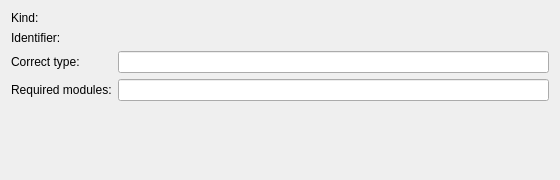
First picture: the form in codegen/correctionwidget.ui, repository KDE/kdev-python, before the edit.
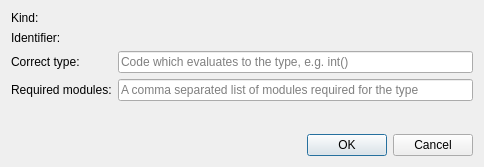
Second picture: the form after the edit. Custom widgets are drawn as their Qt base class.

```diff
--- a/codegen/correctionwidget.ui
+++ b/codegen/correctionwidget.ui
@@ -6,82 +6,89 @@
    <rect>
     <x>0</x>
     <y>0</y>
-    <width>560</width>
-    <height>180</height>
+    <width>484</width>
+    <height>167</height>
    </rect>
   </property>
+  <property name="sizePolicy">
+   <sizepolicy hsizetype="Preferred" vsizetype="Preferred">
+    <horstretch>0</horstretch>
+    <verstretch>0</verstretch>
+   </sizepolicy>
+  </property>
   <property name="windowTitle">
    <string>Specify correct type</string>
   </property>
+  <layout class="QVBoxLayout" name="verticalLayout">
+   <item>
   <layout class="QFormLayout" name="formLayout">
-   <item row="1" column="0">
+     <item row="0" column="0">
     <widget class="QLabel" name="givenKindLabel">
      <property name="text">
       <string>Kind:</string>
      </property>
     </widget>
    </item>
-   <item row="2" column="0">
+     <item row="0" column="1">
+      <widget class="QLabel" name="kindLabel">
+       <property name="text">
+        <string/>
+       </property>
+      </widget>
+     </item>
+     <item row="1" column="0">
     <widget class="QLabel" name="givenIdentifierLabel">
      <property name="text">
       <string>Identifier:</string>
      </property>
     </widget>
    </item>
-   <item row="5" column="0">
+     <item row="1" column="1">
+      <widget class="QLabel" name="identifierLabel">
+       <property name="text">
+        <string/>
+       </property>
+      </widget>
+     </item>
+     <item row="2" column="0">
     <widget class="QLabel" name="typeLabel">
      <property name="text">
       <string>Correct type:</string>
      </property>
     </widget>
    </item>
-   <item row="5" column="1">
-    <widget class="KLineEdit" name="typeText">
-     <property name="text">
-      <string/>
-     </property>
-     <property name="clickMessage" stdset="0">
-      <string>Code which evaluates to the type, e.g. int()</string>
-     </property>
-    </widget>
-   </item>
-   <item row="1" column="1">
-    <widget class="QLabel" name="kindLabel">
-     <property name="text">
-      <string/>
-     </property>
-    </widget>
-   </item>
    <item row="2" column="1">
-    <widget class="QLabel" name="identifierLabel">
-     <property name="text">
-      <string/>
+      <widget class="QLineEdit" name="typeText">
+       <property name="placeholderText">
+        <string>Code which evaluates to the type, e.g. int()</string>
      </property>
     </widget>
    </item>
-   <item row="6" column="1">
-    <widget class="KLineEdit" name="importsText">
-     <property name="clickMessage" stdset="0">
-      <string>A comma separated list of modules required for the type</string>
-     </property>
-    </widget>
-   </item>
-   <item row="6" column="0">
+     <item row="3" column="0">
     <widget class="QLabel" name="importsLabel">
      <property name="text">
       <string>Required modules:</string>
      </property>
     </widget>
    </item>
-  </layout>
- </widget>
- <customwidgets>
-  <customwidget>
-   <class>KLineEdit</class>
-   <extends>QLineEdit</extends>
-   <header>klineedit.h</header>
-  </customwidget>
- </customwidgets>
+     <item row="3" column="1">
+      <widget class="QLineEdit" name="importsText">
+       <property name="placeholderText">
+        <string>A comma separated list of modules required for the type</string>
+       </property>
+      </widget>
+     </item>
+    </layout>
+   </item>
+   <item>
+    <widget class="QDialogButtonBox" name="buttonBox">
+     <property name="standardButtons">
+      <set>QDialogButtonBox::Cancel|QDialogButtonBox::Ok</set>
+     </property>
+    </widget>
+   </item>
+  </layout>
+ </widget>
  <resources/>
  <connections/>
 </ui>
```
Lines whose indentation alone changed are shown as unchanged.
